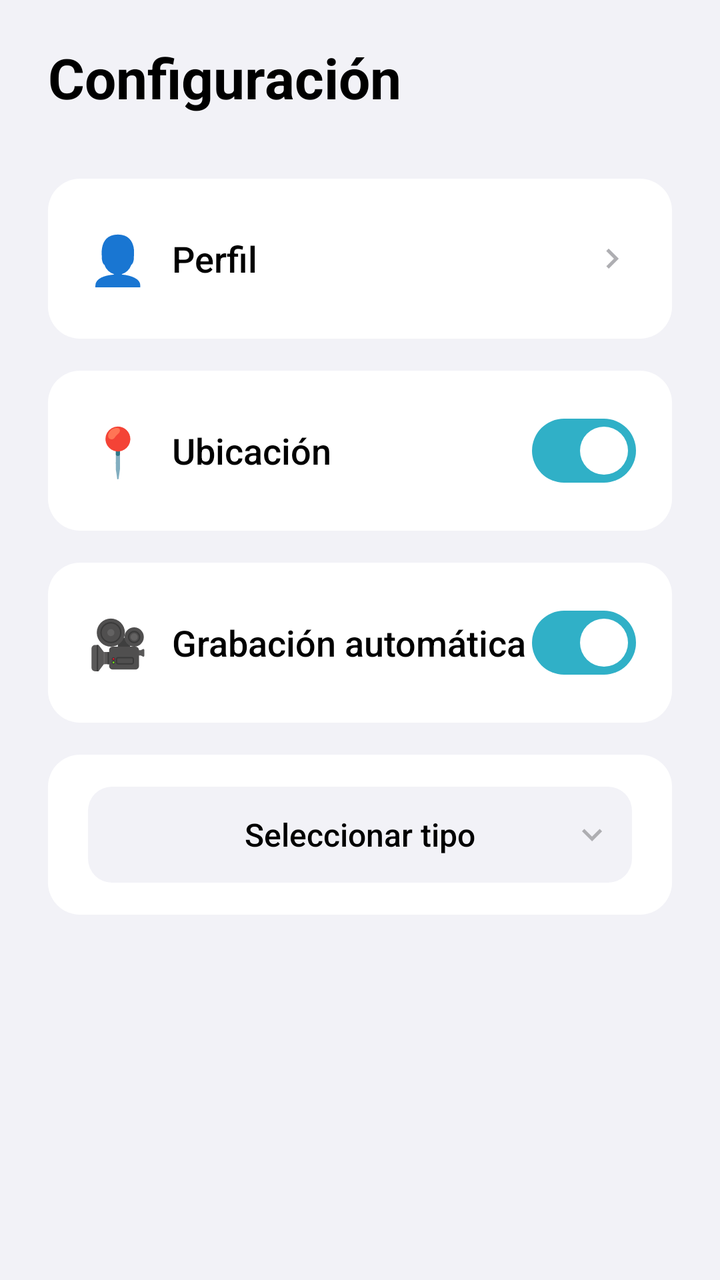
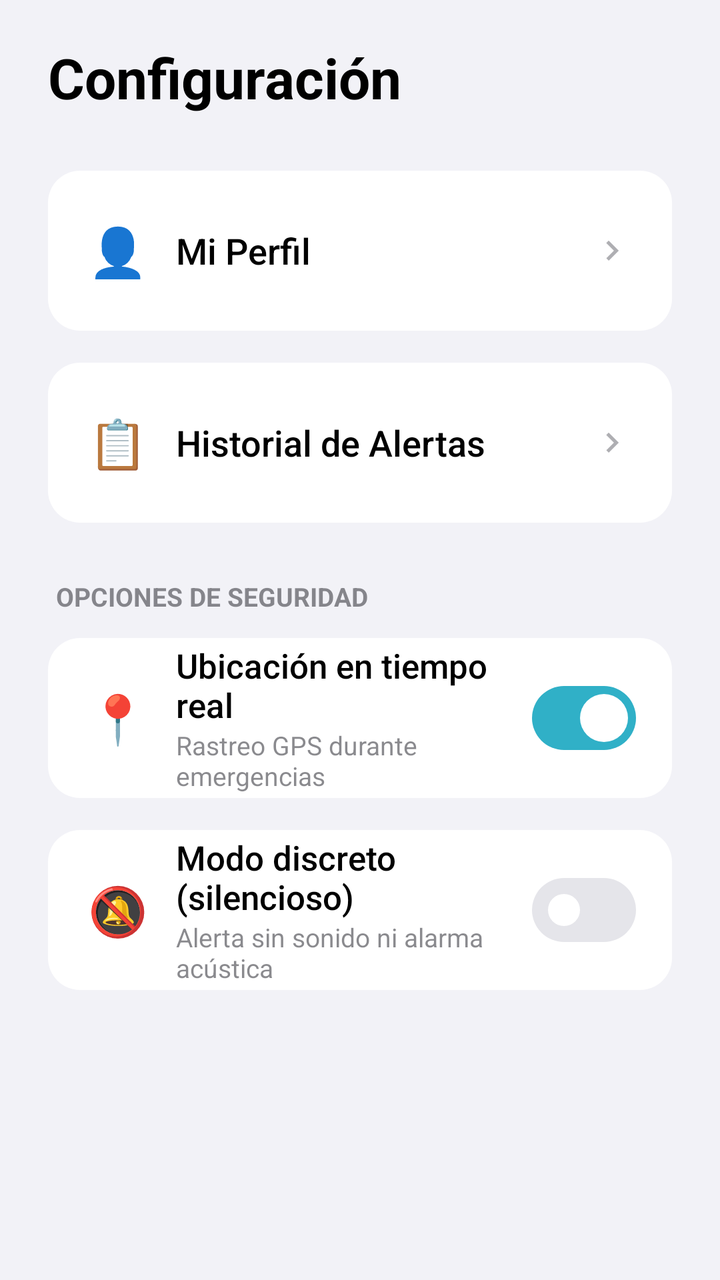

Screens rendered from an Android XML layout before and after an edit, with the pre-edit source and the edit as a unified diff.
<!-- AndroidManifest.xml: activity theme Theme.Sentinela.Grouped -->
<!-- res/layout/activity_configuracion.xml -->
<?xml version="1.0" encoding="utf-8"?>
<ScrollView xmlns:android="http://schemas.android.com/apk/res/android"
    xmlns:app="http://schemas.android.com/apk/res-auto"
    android:layout_width="match_parent"
    android:layout_height="match_parent"
    android:background="@color/system_gray6"
    android:fillViewport="true">

    <LinearLayout
        android:id="@+id/contenedor"
        android:layout_width="match_parent"
        android:layout_height="wrap_content"
        android:orientation="vertical"
        android:paddingStart="24dp"
        android:paddingEnd="24dp"
        android:paddingBottom="24dp">

        <TextView
            android:layout_width="match_parent"
            android:layout_height="wrap_content"
            android:layout_marginTop="20dp"
            android:text="Configuración"
            android:textColor="@color/label"
            android:textSize="28sp"
            android:textStyle="bold" />

        
        <LinearLayout
            android:id="@+id/cardPerfil"
            android:layout_width="match_parent"
            android:layout_height="80dp"
            android:layout_marginTop="32dp"
            android:background="@drawable/bg_card"
            android:clickable="true"
            android:focusable="true"
            android:foreground="?attr/selectableItemBackground"
            android:gravity="center_vertical"
            android:orientation="horizontal"
            android:paddingStart="20dp"
            android:paddingEnd="20dp">

            <TextView
                android:layout_width="wrap_content"
                android:layout_height="wrap_content"
                android:text="👤"
                android:textColor="@color/label"
                android:textSize="24sp" />

            <TextView
                android:layout_width="0dp"
                android:layout_height="wrap_content"
                android:layout_marginStart="12dp"
                android:layout_weight="1"
                android:fontFamily="sans-serif-medium"
                android:text="Perfil"
                android:textColor="@color/label"
                android:textSize="18sp" />

            <ImageView
                android:layout_width="20dp"
                android:layout_height="20dp"
                android:src="@drawable/ic_chevron_right" />
        </LinearLayout>

        
        <LinearLayout
            android:layout_width="match_parent"
            android:layout_height="80dp"
            android:layout_marginTop="16dp"
            android:background="@drawable/bg_card"
            android:gravity="center_vertical"
            android:orientation="horizontal"
            android:paddingStart="20dp"
            android:paddingEnd="18dp">

            <TextView
                android:layout_width="wrap_content"
                android:layout_height="wrap_content"
                android:text="📍"
                android:textColor="@color/label"
                android:textSize="24sp" />

            <TextView
                android:layout_width="0dp"
                android:layout_height="wrap_content"
                android:layout_marginStart="12dp"
                android:layout_weight="1"
                android:fontFamily="sans-serif-medium"
                android:text="Ubicación"
                android:textColor="@color/label"
                android:textSize="18sp" />

            <com.google.android.material.materialswitch.MaterialSwitch
                android:id="@+id/locationSwitch"
                android:layout_width="wrap_content"
                android:layout_height="wrap_content"
                android:checked="true"
                app:thumbTint="@color/white"
                app:trackDecorationTint="@android:color/transparent"
                app:trackTint="@color/switch_track" />
        </LinearLayout>

        
        <LinearLayout
            android:layout_width="match_parent"
            android:layout_height="80dp"
            android:layout_marginTop="16dp"
            android:background="@drawable/bg_card"
            android:gravity="center_vertical"
            android:orientation="horizontal"
            android:paddingStart="20dp"
            android:paddingEnd="18dp">

            <TextView
                android:layout_width="wrap_content"
                android:layout_height="wrap_content"
                android:text="🎥"
                android:textColor="@color/label"
                android:textSize="24sp" />

            <TextView
                android:layout_width="0dp"
                android:layout_height="wrap_content"
                android:layout_marginStart="12dp"
                android:layout_weight="1"
                android:fontFamily="sans-serif-medium"
                android:text="Grabación automática"
                android:textColor="@color/label"
                android:textSize="18sp" />

            <com.google.android.material.materialswitch.MaterialSwitch
                android:id="@+id/recordingSwitch"
                android:layout_width="wrap_content"
                android:layout_height="wrap_content"
                android:checked="true"
                app:thumbTint="@color/white"
                app:trackDecorationTint="@android:color/transparent"
                app:trackTint="@color/switch_track" />
        </LinearLayout>

        
        <LinearLayout
            android:id="@+id/dropdownContainer"
            android:layout_width="match_parent"
            android:layout_height="wrap_content"
            android:layout_marginTop="16dp"
            android:background="@drawable/bg_card"
            android:orientation="vertical"
            android:paddingStart="20dp"
            android:paddingTop="16dp"
            android:paddingEnd="20dp"
            android:paddingBottom="16dp">

            <FrameLayout
                android:id="@+id/dropdownButton"
                android:layout_width="match_parent"
                android:layout_height="48dp"
                android:background="@drawable/bg_dropdown"
                android:clickable="true"
                android:focusable="true"
                android:foreground="?attr/selectableItemBackground">

                <TextView
                    android:id="@+id/dropdownTitle"
                    android:layout_width="match_parent"
                    android:layout_height="match_parent"
                    android:fontFamily="sans-serif-medium"
                    android:gravity="center"
                    android:paddingStart="16dp"
                    android:paddingEnd="16dp"
                    android:text="Seleccionar tipo"
                    android:textColor="@color/label"
                    android:textSize="16sp" />

                <ImageView
                    android:id="@+id/dropdownChevron"
                    android:layout_width="20dp"
                    android:layout_height="20dp"
                    android:layout_gravity="center_vertical|end"
                    android:layout_marginEnd="10dp"
                    android:src="@drawable/ic_chevron_down" />
            </FrameLayout>

            <LinearLayout
                android:id="@+id/dropdownPanel"
                android:layout_width="match_parent"
                android:layout_height="wrap_content"
                android:layout_marginTop="8dp"
                android:background="@drawable/bg_dropdown"
                android:orientation="vertical"
                android:visibility="gone">

                <TextView
                    android:id="@+id/audioOptionButton"
                    android:layout_width="match_parent"
                    android:layout_height="44dp"
                    android:background="?attr/selectableItemBackground"
                    android:clickable="true"
                    android:focusable="true"
                    android:fontFamily="sans-serif-medium"
                    android:gravity="center"
                    android:text="🎤 Audio"
                    android:textColor="@color/label"
                    android:textSize="16sp" />

                <View
                    android:layout_width="match_parent"
                    android:layout_height="1dp"
                    android:layout_marginStart="16dp"
                    android:layout_marginEnd="16dp"
                    android:background="@color/separator" />

                <TextView
                    android:id="@+id/photoOptionButton"
                    android:layout_width="match_parent"
                    android:layout_height="44dp"
                    android:layout_marginTop="7dp"
                    android:background="?attr/selectableItemBackground"
                    android:clickable="true"
                    android:focusable="true"
                    android:fontFamily="sans-serif-medium"
                    android:gravity="center"
                    android:text="📸 Foto"
                    android:textColor="@color/label"
                    android:textSize="16sp" />
            </LinearLayout>
        </LinearLayout>
    </LinearLayout>
</ScrollView>
<!-- resources referenced by this layout -->
<resources>
  <color name="label">#000000</color>
  <color name="separator">#4A3C3C43</color>
  <color name="system_gray6">#F2F2F7</color>
  <color name="white">#FFFFFF</color>
  <!-- drawable bg_card (drawable) -->
  <shape xmlns:android="http://schemas.android.com/apk/res/android" android:shape="rectangle">
      <solid android:color="@color/white" />
      <corners android:radius="16dp" />
  </shape>
  <!-- drawable bg_dropdown (drawable) -->
  <shape xmlns:android="http://schemas.android.com/apk/res/android" android:shape="rectangle">
      <solid android:color="@color/system_gray6" />
      <corners android:radius="12dp" />
  </shape>
  <!-- drawable ic_chevron_down (drawable) -->
  <vector xmlns:android="http://schemas.android.com/apk/res/android"
      android:width="24dp"
      android:height="24dp"
      android:viewportWidth="24"
      android:viewportHeight="24">
      <path
          android:fillColor="#AEAEB2"
          android:pathData="M16.59,8.59L12,13.17 7.41,8.59 6,10l6,6 6,-6z" />
  </vector>
  <!-- drawable ic_chevron_right (drawable) -->
  <vector xmlns:android="http://schemas.android.com/apk/res/android"
      android:width="24dp"
      android:height="24dp"
      android:viewportWidth="24"
      android:viewportHeight="24">
      <path
          android:fillColor="#AEAEB2"
          android:pathData="M10,6L8.59,7.41 13.17,12l-4.58,4.59L10,18l6,-6z" />
  </vector>
  <style name="Theme.Sentinela.Grouped">
          <item name="android:windowBackground">@color/system_gray6</item>
          <item name="android:statusBarColor">@color/system_gray6</item>
          <item name="android:navigationBarColor">@color/system_gray6</item>
      </style>
</resources>

<!-- the commit's change to res/layout/activity_configuracion.xml (unified diff, before → after) -->
@@ -29,7 +29,7 @@
             android:id="@+id/cardPerfil"
             android:layout_width="match_parent"
             android:layout_height="80dp"
-            android:layout_marginTop="32dp"
+            android:layout_marginTop="28dp"
             android:background="@drawable/bg_card"
             android:clickable="true"
             android:focusable="true"
@@ -49,10 +49,10 @@
             <TextView
                 android:layout_width="0dp"
                 android:layout_height="wrap_content"
-                android:layout_marginStart="12dp"
+                android:layout_marginStart="14dp"
                 android:layout_weight="1"
                 android:fontFamily="sans-serif-medium"
-                android:text="Perfil"
+                android:text="Mi Perfil"
                 android:textColor="@color/label"
                 android:textSize="18sp" />
 
@@ -64,10 +64,58 @@
 
         
         <LinearLayout
+            android:id="@+id/cardHistorial"
             android:layout_width="match_parent"
             android:layout_height="80dp"
             android:layout_marginTop="16dp"
             android:background="@drawable/bg_card"
+            android:clickable="true"
+            android:focusable="true"
+            android:foreground="?attr/selectableItemBackground"
+            android:gravity="center_vertical"
+            android:orientation="horizontal"
+            android:paddingStart="20dp"
+            android:paddingEnd="20dp">
+
+            <TextView
+                android:layout_width="wrap_content"
+                android:layout_height="wrap_content"
+                android:text="📋"
+                android:textColor="@color/label"
+                android:textSize="24sp" />
+
+            <TextView
+                android:layout_width="0dp"
+                android:layout_height="wrap_content"
+                android:layout_marginStart="14dp"
+                android:layout_weight="1"
+                android:fontFamily="sans-serif-medium"
+                android:text="Historial de Alertas"
+                android:textColor="@color/label"
+                android:textSize="18sp" />
+
+            <ImageView
+                android:layout_width="20dp"
+                android:layout_height="20dp"
+                android:src="@drawable/ic_chevron_right" />
+        </LinearLayout>
+
+        <TextView
+            android:layout_width="match_parent"
+            android:layout_height="wrap_content"
+            android:layout_marginStart="4dp"
+            android:layout_marginTop="28dp"
+            android:text="OPCIONES DE SEGURIDAD"
+            android:textColor="@color/secondary_label"
+            android:textSize="13sp"
+            android:textStyle="bold" />
+
+        
+        <LinearLayout
+            android:layout_width="match_parent"
+            android:layout_height="80dp"
+            android:layout_marginTop="12dp"
+            android:background="@drawable/bg_card"
             android:gravity="center_vertical"
             android:orientation="horizontal"
             android:paddingStart="20dp"
@@ -80,15 +128,28 @@
                 android:textColor="@color/label"
                 android:textSize="24sp" />
 
-            <TextView
-                android:layout_width="0dp"
-                android:layout_height="wrap_content"
-                android:layout_marginStart="12dp"
-                android:layout_weight="1"
-                android:fontFamily="sans-serif-medium"
-                android:text="Ubicación"
-                android:textColor="@color/label"
-                android:textSize="18sp" />
+            <LinearLayout
+                android:layout_width="0dp"
+                android:layout_height="wrap_content"
+                android:layout_marginStart="14dp"
+                android:layout_weight="1"
+                android:orientation="vertical">
+
+                <TextView
+                    android:layout_width="wrap_content"
+                    android:layout_height="wrap_content"
+                    android:fontFamily="sans-serif-medium"
+                    android:text="Ubicación en tiempo real"
+                    android:textColor="@color/label"
+                    android:textSize="17sp" />
+
+                <TextView
+                    android:layout_width="wrap_content"
+                    android:layout_height="wrap_content"
+                    android:text="Rastreo GPS durante emergencias"
+                    android:textColor="@color/secondary_label"
+                    android:textSize="13sp" />
+            </LinearLayout>
 
             <com.google.android.material.materialswitch.MaterialSwitch
                 android:id="@+id/locationSwitch"
@@ -114,116 +175,41 @@
             <TextView
                 android:layout_width="wrap_content"
                 android:layout_height="wrap_content"
-                android:text="🎥"
-                android:textColor="@color/label"
-                android:textSize="24sp" />
-
-            <TextView
-                android:layout_width="0dp"
-                android:layout_height="wrap_content"
-                android:layout_marginStart="12dp"
-                android:layout_weight="1"
-                android:fontFamily="sans-serif-medium"
-                android:text="Grabación automática"
-                android:textColor="@color/label"
-                android:textSize="18sp" />
+                android:text="🔕"
+                android:textColor="@color/label"
+                android:textSize="24sp" />
+
+            <LinearLayout
+                android:layout_width="0dp"
+                android:layout_height="wrap_content"
+                android:layout_marginStart="14dp"
+                android:layout_weight="1"
+                android:orientation="vertical">
+
+                <TextView
+                    android:layout_width="wrap_content"
+                    android:layout_height="wrap_content"
+                    android:fontFamily="sans-serif-medium"
+                    android:text="Modo discreto (silencioso)"
+                    android:textColor="@color/label"
+                    android:textSize="17sp" />
+
+                <TextView
+                    android:layout_width="wrap_content"
+                    android:layout_height="wrap_content"
+                    android:text="Alerta sin sonido ni alarma acústica"
+                    android:textColor="@color/secondary_label"
+                    android:textSize="13sp" />
+            </LinearLayout>
 
             <com.google.android.material.materialswitch.MaterialSwitch
-                android:id="@+id/recordingSwitch"
-                android:layout_width="wrap_content"
-                android:layout_height="wrap_content"
-                android:checked="true"
+                android:id="@+id/discretoSwitch"
+                android:layout_width="wrap_content"
+                android:layout_height="wrap_content"
+                android:checked="false"
                 app:thumbTint="@color/white"
                 app:trackDecorationTint="@android:color/transparent"
                 app:trackTint="@color/switch_track" />
         </LinearLayout>
-
-        
-        <LinearLayout
-            android:id="@+id/dropdownContainer"
-            android:layout_width="match_parent"
-            android:layout_height="wrap_content"
-            android:layout_marginTop="16dp"
-            android:background="@drawable/bg_card"
-            android:orientation="vertical"
-            android:paddingStart="20dp"
-            android:paddingTop="16dp"
-            android:paddingEnd="20dp"
-            android:paddingBottom="16dp">
-
-            <FrameLayout
-                android:id="@+id/dropdownButton"
-                android:layout_width="match_parent"
-                android:layout_height="48dp"
-                android:background="@drawable/bg_dropdown"
-                android:clickable="true"
-                android:focusable="true"
-                android:foreground="?attr/selectableItemBackground">
-
-                <TextView
-                    android:id="@+id/dropdownTitle"
-                    android:layout_width="match_parent"
-                    android:layout_height="match_parent"
-                    android:fontFamily="sans-serif-medium"
-                    android:gravity="center"
-                    android:paddingStart="16dp"
-                    android:paddingEnd="16dp"
-                    android:text="Seleccionar tipo"
-                    android:textColor="@color/label"
-                    android:textSize="16sp" />
-
-                <ImageView
-                    android:id="@+id/dropdownChevron"
-                    android:layout_width="20dp"
-                    android:layout_height="20dp"
-                    android:layout_gravity="center_vertical|end"
-                    android:layout_marginEnd="10dp"
-                    android:src="@drawable/ic_chevron_down" />
-            </FrameLayout>
-
-            <LinearLayout
-                android:id="@+id/dropdownPanel"
-                android:layout_width="match_parent"
-                android:layout_height="wrap_content"
-                android:layout_marginTop="8dp"
-                android:background="@drawable/bg_dropdown"
-                android:orientation="vertical"
-                android:visibility="gone">
-
-                <TextView
-                    android:id="@+id/audioOptionButton"
-                    android:layout_width="match_parent"
-                    android:layout_height="44dp"
-                    android:background="?attr/selectableItemBackground"
-                    android:clickable="true"
-                    android:focusable="true"
-                    android:fontFamily="sans-serif-medium"
-                    android:gravity="center"
-                    android:text="🎤 Audio"
-                    android:textColor="@color/label"
-                    android:textSize="16sp" />
-
-                <View
-                    android:layout_width="match_parent"
-                    android:layout_height="1dp"
-                    android:layout_marginStart="16dp"
-                    android:layout_marginEnd="16dp"
-                    android:background="@color/separator" />
-
-                <TextView
-                    android:id="@+id/photoOptionButton"
-                    android:layout_width="match_parent"
-                    android:layout_height="44dp"
-                    android:layout_marginTop="7dp"
-                    android:background="?attr/selectableItemBackground"
-                    android:clickable="true"
-                    android:focusable="true"
-                    android:fontFamily="sans-serif-medium"
-                    android:gravity="center"
-                    android:text="📸 Foto"
-                    android:textColor="@color/label"
-                    android:textSize="16sp" />
-            </LinearLayout>
-        </LinearLayout>
     </LinearLayout>
 </ScrollView>
<!-- resource entries referenced after the edit -->
@@ -1,7 +1,7 @@
 <!-- resources referenced by this layout -->
 <resources>
   <color name="label">#000000</color>
-  <color name="separator">#4A3C3C43</color>
+  <color name="secondary_label">#993C3C43</color>
   <color name="system_gray6">#F2F2F7</color>
   <color name="white">#FFFFFF</color>
   <!-- drawable bg_card (drawable) -->
@@ -9,21 +9,6 @@
       <solid android:color="@color/white" />
       <corners android:radius="16dp" />
   </shape>
-  <!-- drawable bg_dropdown (drawable) -->
-  <shape xmlns:android="http://schemas.android.com/apk/res/android" android:shape="rectangle">
-      <solid android:color="@color/system_gray6" />
-      <corners android:radius="12dp" />
-  </shape>
-  <!-- drawable ic_chevron_down (drawable) -->
-  <vector xmlns:android="http://schemas.android.com/apk/res/android"
-      android:width="24dp"
-      android:height="24dp"
-      android:viewportWidth="24"
-      android:viewportHeight="24">
-      <path
-          android:fillColor="#AEAEB2"
-          android:pathData="M16.59,8.59L12,13.17 7.41,8.59 6,10l6,6 6,-6z" />
-  </vector>
   <!-- drawable ic_chevron_right (drawable) -->
   <vector xmlns:android="http://schemas.android.com/apk/res/android"
       android:width="24dp"
